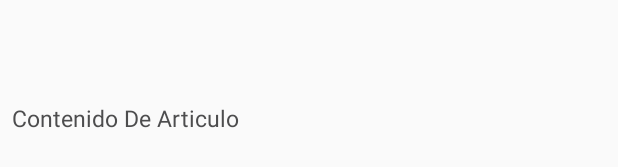
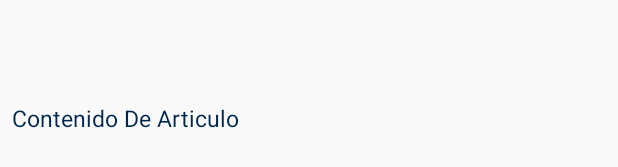
Before and after one commit to yelc-lopez/CUNOCC, an Android app: the layout template_articulos.xml on its own in the app's theme, with its tools: preview values and no code run, on a phone screen of 412 x 824 dp. Shown: the part 657-824 px from the top of the screen. Run offline under Robolectric (Android 15) with nearby library versions, the phone set to English and light mode, and no system bars.

Commit message:
Ultimo1.1

```diff
--- a/app/src/main/java/com/example/administrador/cunocc/SplashScream.java
+++ b/app/src/main/java/com/example/administrador/cunocc/SplashScream.java
@@ -22,6 +22,6 @@ public class SplashScream extends Activity {
                 finish();
 
             }
-        },4030);
+        },5030);
     }
 }
--- a/app/src/main/res/layout/activity_main.xml
+++ b/app/src/main/res/layout/activity_main.xml
@@ -25,6 +25,7 @@
         app:layout_constraintVertical_bias="0.422">
 
         <android.support.design.widget.TextInputEditText
+
             android:layout_width="264dp"
             android:layout_height="wrap_content"
             android:background="@drawable/btn"
--- a/app/src/main/res/values/colors.xml
+++ b/app/src/main/res/values/colors.xml
@@ -1,7 +1,7 @@
 <?xml version="1.0" encoding="utf-8"?>
 <resources>
-    <color name="colorPrimary">#4d4d4e</color>
-    <color name="colorPrimaryDark">#4d4d4e</color>
+    <color name="colorPrimary">#00274e</color>
+    <color name="colorPrimaryDark">#00274e</color>
     <color name="colorAccent">#FF4081</color>
     <color name="colorBlanco">#ffffff</color>
     <color name="colorrojo">#f90000</color>
```
Also changed, not shown: app/src/main/AndroidManifest.xml (+6 -5 lines), app/src/main/res/layout/activity_splash_scream.xml (+13 -10 lines).
